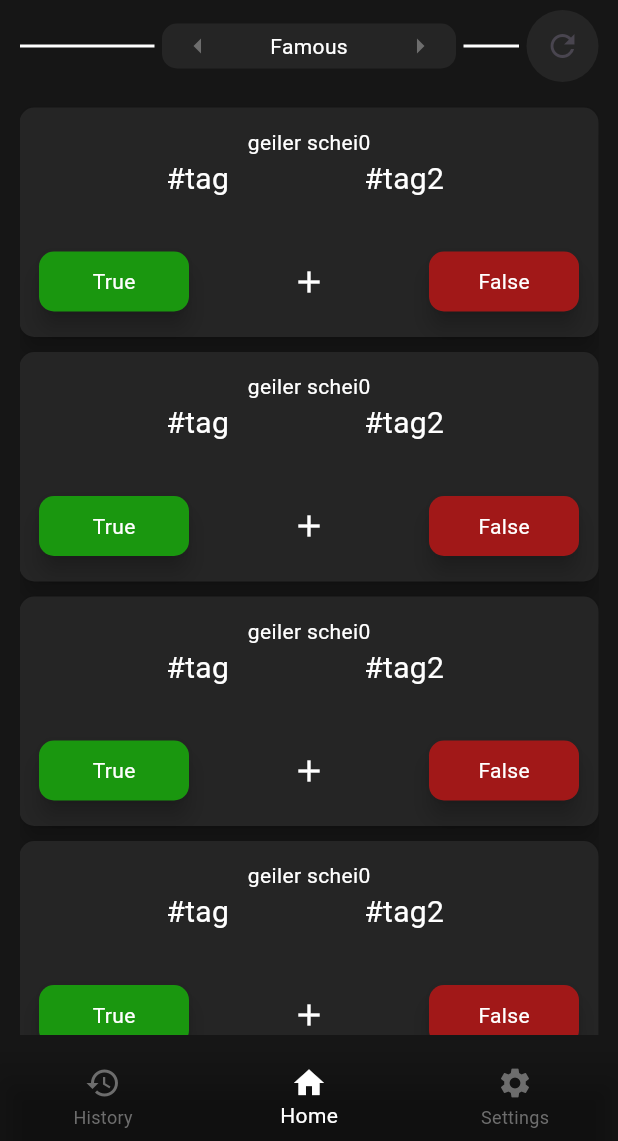
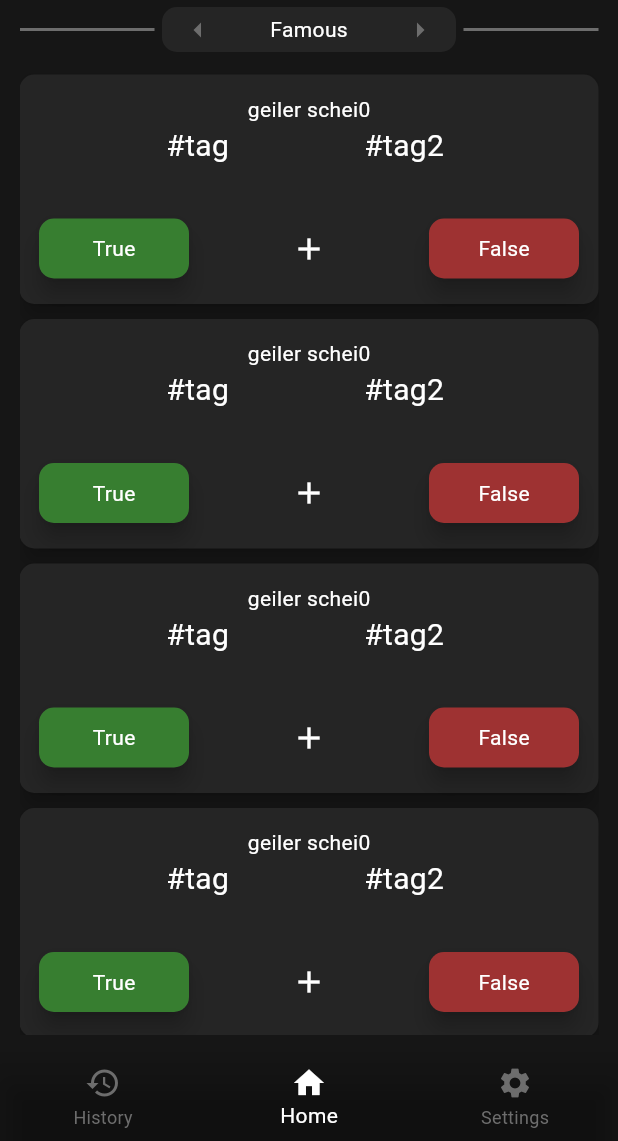
Before and after one commit to Raphael2b3/swarmintelligencemobile, a Flutter app: the screen it shows after launch, item 2 of the bottom bar chosen, on a phone screen of 412 x 824 dp, the part 95-1236 px from its top. Run offline on Flutter 3.47's test engine with Material 3 defaults, Android fonts, the phone set to English and light mode, and no system bars; our stand-ins replace go_router; missing offline and left inert: dart:ffi.

Commit message:
Update color values and remove unused code

```diff
--- a/lib/constants/styles.dart
+++ b/lib/constants/styles.dart
@@ -3,9 +3,9 @@ import 'dart:ui';
 class AppColors {
   static const Color black = Color(0xFF000000);
 
-  static const Color red = Color.fromARGB(255, 161, 24, 24);
+  static const Color red = Color.fromARGB(255, 158, 50, 50);
 
-  static const Color green = Color.fromARGB(255, 26, 151, 15);
+  static const Color green = Color.fromARGB(255, 55, 126, 48);
 
   static const Color highlightdark = Color.fromRGBO(37, 37, 37, 1);
 
--- a/lib/ui/screens/search.dart
+++ b/lib/ui/screens/search.dart
@@ -1,7 +1,6 @@
 import 'package:flutter/material.dart';
 import 'package:swarmintelligencemobile/ui/widgets/primitives/content_list.dart';
 import 'package:swarmintelligencemobile/ui/widgets/inputs/cathegory_selector.dart';
-import 'package:swarmintelligencemobile/ui/widgets/inputs/buttons/reloadbutton.dart';
 import 'package:swarmintelligencemobile/ui/widgets/inputs/searchbar.dart';
 import 'package:swarmintelligencemobile/constants/settings.dart';
 
@@ -15,7 +14,6 @@ class SearchPage extends StatelessWidget {
         Searchbar(),
         CathegorySelector(
           cathegories: Settings.cathegories,
-          extraWidget: ReloadButton(),
         ),
         ContentList()
       ],
--- a/lib/ui/screens/setting.dart
+++ b/lib/ui/screens/setting.dart
@@ -3,6 +3,7 @@ import 'package:go_router/go_router.dart';
 import 'package:provider/provider.dart';
 import 'package:swarmintelligencemobile/states/active_server.dart';
 import 'package:swarmintelligencemobile/states/server_list.dart';
+import 'package:swarmintelligencemobile/ui/widgets/inputs/buttons/addbutton.dart';
 import 'package:swarmintelligencemobile/ui/widgets/modelviews/server/server_card.dart';
 import 'package:swarmintelligencemobile/ui/widgets/primitives/cathegory.dart';
 
@@ -26,11 +27,9 @@ class SettingPage extends StatelessWidget {
                   mainAxisAlignment: MainAxisAlignment.spaceBetween,
                   children: [
                     Text("Server [${activeServer.active?.name ?? ""}]"),
-                    IconButton(
-                        onPressed: () {
-                          context.push("/settings/addserver");
-                        },
-                        icon: const Icon(Icons.add))
+                    AddButton(onPressed: () {
+                      context.push("/settings/addserver");
+                    })
                   ]),
               contents: serverlist.servers
                   .map<Widget>((e) => ServerCard(
--- a/lib/ui/widgets/inputs/buttons/reloadbutton.dart
+++ /dev/null
@@ -1,20 +0,0 @@
-import 'package:flutter/material.dart';
-import 'package:swarmintelligencemobile/constants/styles.dart';
-
-class ReloadButton extends StatelessWidget {
-  const ReloadButton({super.key});
-
-  @override
-  Widget build(BuildContext context) {
-    return Container(
-      margin: const EdgeInsets.only(bottom: 7, top: 7, left: 5),
-      decoration: BoxDecoration(
-          color: AppColors.highlightdark,
-          borderRadius: BorderRadius.circular(100)),
-      child: IconButton(
-        icon: const Icon(Icons.refresh),
-        onPressed: () => (),
-      ),
-    );
-  }
-}
--- a/lib/ui/widgets/inputs/buttons/votebutton.dart
+++ b/lib/ui/widgets/inputs/buttons/votebutton.dart
@@ -8,7 +8,7 @@ class Votebutton extends StatelessWidget {
 
   const Votebutton(
       {super.key,
-      this.color = Colors.grey,
+      this.color = AppColors.secondary,
       this.text = "",
       required this.onClick});
 
@@ -24,12 +24,10 @@ class Votebutton extends StatelessWidget {
           color: color,
           child: InkWell(
             borderRadius: BorderRadius.circular(10),
-            splashColor: Colors.grey.shade400,
             onTap: onClick,
             child: Container(
               alignment: Alignment.center,
-              child: Text(text,
-                  style: const TextStyle(color: AppColors.primaryText)),
+              child: Text(text),
             ),
           )),
     );
--- a/lib/ui/widgets/inputs/cathegory_selector.dart
+++ b/lib/ui/widgets/inputs/cathegory_selector.dart
@@ -3,12 +3,11 @@ import 'package:swarmintelligencemobile/constants/styles.dart';
 
 class CathegorySelector extends StatefulWidget {
   final List<String> cathegories;
-  final Widget extraWidget;
 
-  const CathegorySelector(
-      {super.key,
-      required this.cathegories,
-      this.extraWidget = const SizedBox.shrink()});
+  const CathegorySelector({
+    super.key,
+    required this.cathegories,
+  });
 
   @override
   State<CathegorySelector> createState() => _CathegoryselectorState();
@@ -32,7 +31,7 @@ class _CathegoryselectorState extends State<CathegorySelector> {
       children: [
         Expanded(
           child: Container(
-            color: AppColors.primaryText,
+            color: AppColors.secondary,
             height: 2,
           ),
         ),
@@ -76,11 +75,10 @@ class _CathegoryselectorState extends State<CathegorySelector> {
             children: [
               Expanded(
                 child: Container(
-                  color: AppColors.primaryText,
+                  color: AppColors.secondary,
                   height: 2,
                 ),
               ),
-              widget.extraWidget
             ],
           ),
         ),
--- a/lib/ui/widgets/primitives/content_list.dart
+++ b/lib/ui/widgets/primitives/content_list.dart
@@ -1,4 +1,6 @@
 import 'package:flutter/cupertino.dart';
+import 'package:flutter/material.dart';
+import 'package:swarmintelligencemobile/constants/styles.dart';
 import 'package:swarmintelligencemobile/ui/widgets/modelviews/statement/statement.dart';
 
 class ContentList extends StatelessWidget {
@@ -6,9 +8,15 @@ class ContentList extends StatelessWidget {
   @override
   Widget build(BuildContext context) {
     return Expanded(
-      child: ListView.builder(
-        itemCount: 100,
-        itemBuilder: (context, index) => const Statement(text: "geiler schei0"),
+      child: RefreshIndicator(
+        backgroundColor: AppColors.highlightdark,
+        color: AppColors.secondary,
+        onRefresh: () async => print("refresh"),
+        child: ListView.builder(
+          itemCount: 100,
+          itemBuilder: (context, index) =>
+              const Statement(text: "geiler schei0"),
+        ),
       ),
     );
   }
```
